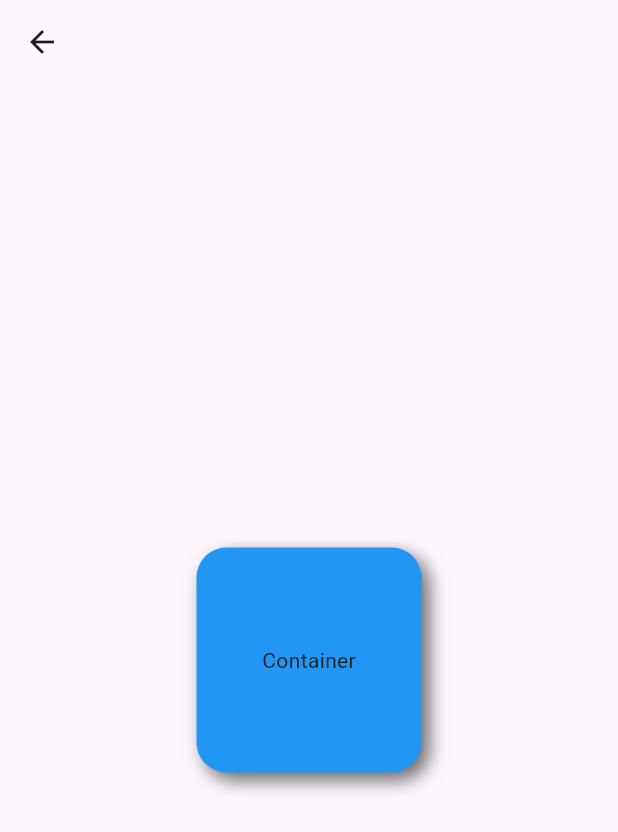
After one commit to IsselCode/Flutter-B-sico, a Flutter app: the screen it shows after launch, after a tap on "Container", on a phone screen of 412 x 824 dp. The commit adds this screen. Shown: the top 832 px of the screen. Run offline on Flutter 3.47's test engine with Material 3 defaults, Android fonts, the phone set to English and light mode, and no system bars.

Commit message:
S6 C2 - Container

```diff
--- a/lib/screens/widgets_screen.dart
+++ b/lib/screens/widgets_screen.dart
@@ -1,4 +1,5 @@
 import 'package:example/screens/selected_widget_screen.dart';
+import 'package:example/widgets/container_widget.dart';
 import 'package:example/widgets/list_view_builder_widget.dart';
 import 'package:example/widgets/list_view_separated_widget.dart';
 import 'package:flutter/material.dart';
@@ -44,6 +45,25 @@ class WidgetsScreen extends StatelessWidget {
             },
           ),
 
+          const Divider(),
+
+          ListTile(
+            leading: const Icon(Icons.star),
+            title: const Text("Container"),
+            onTap: () {
+
+              Navigator.push(
+                  context,
+                  MaterialPageRoute(builder: (context) {
+                    return const SelectedWidgetScreen(
+                      child: ContainerWidget()
+                    );
+                  },)
+              );
+
+            },
+          ),
+
         ],
       ),
     );
--- /dev/null
+++ b/lib/widgets/container_widget.dart
@@ -0,0 +1,31 @@
+import 'package:flutter/material.dart';
+
+class ContainerWidget extends StatelessWidget {
+  const ContainerWidget({super.key});
+
+  @override
+  Widget build(BuildContext context) {
+    return Center(
+      child: Container(
+        width: 150,
+        height: 150,
+        // color: Colors.blue,
+        decoration: BoxDecoration(
+          color: Colors.blue,
+          borderRadius: BorderRadius.circular(20),
+          boxShadow: [
+            BoxShadow(
+              color: Colors.black.withOpacity(0.6),
+              blurRadius: 10,
+              offset: Offset(5, 5),
+            )
+          ]
+        ),
+        padding: EdgeInsets.all(16),
+        margin: EdgeInsets.all(16),
+        alignment: Alignment.center,
+        child: Text("Container")
+      ),
+    );
+  }
+}
```
